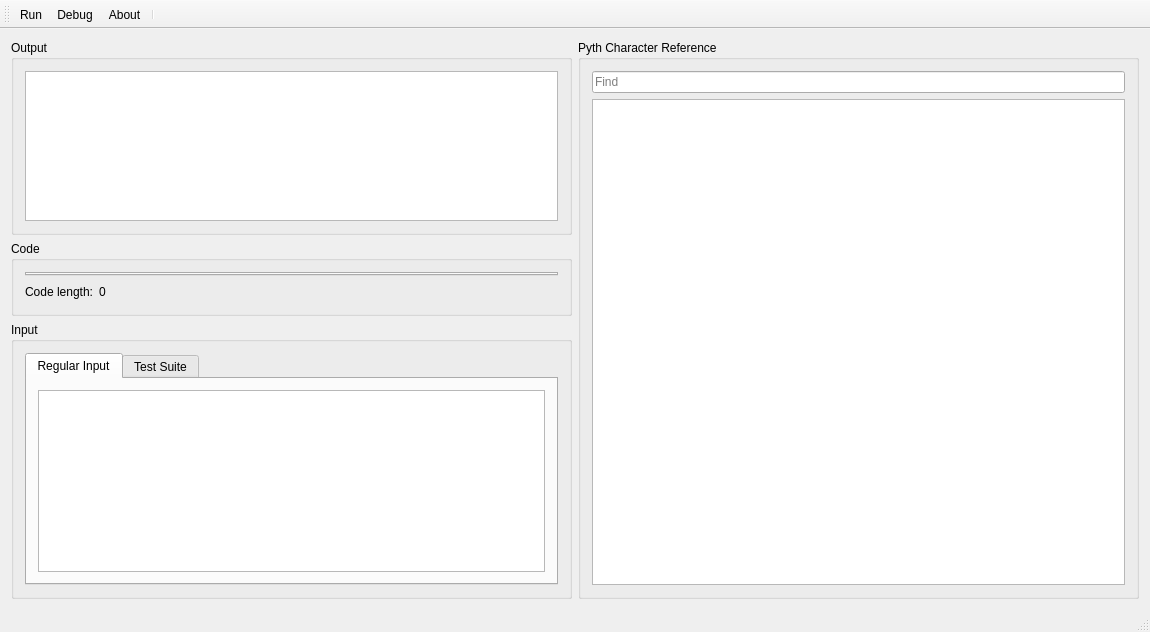
Above: mainwindow.ui from jakobkogler/PythIDE before the change. Below: the same form after it.
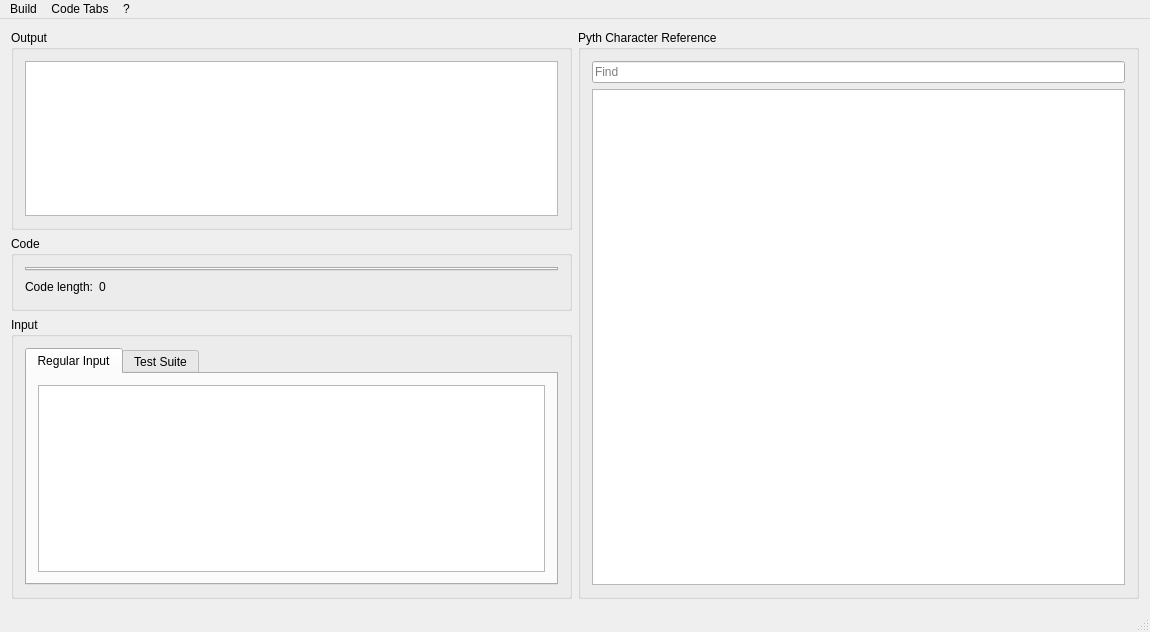
That is the form after the change.

Commit message: Add menu bar

Patch:
```diff
--- a/mainwindow.ui
+++ b/mainwindow.ui
@@ -241,18 +241,29 @@
      <height>27</height>
     </rect>
    </property>
-  </widget>
-  <widget class="QToolBar" name="mainToolBar">
-   <attribute name="toolBarArea">
-    <enum>TopToolBarArea</enum>
-   </attribute>
-   <attribute name="toolBarBreak">
-    <bool>false</bool>
-   </attribute>
-   <addaction name="action_run"/>
-   <addaction name="action_debug"/>
-   <addaction name="action_about"/>
-   <addaction name="separator"/>
+   <widget class="QMenu" name="menuCode_Tabs">
+    <property name="title">
+     <string>Code Tabs</string>
+    </property>
+    <addaction name="action_open_tab"/>
+    <addaction name="action_close_tab"/>
+   </widget>
+   <widget class="QMenu" name="menu">
+    <property name="title">
+     <string>?</string>
+    </property>
+    <addaction name="action_about"/>
+   </widget>
+   <widget class="QMenu" name="menuRun">
+    <property name="title">
+     <string>Build</string>
+    </property>
+    <addaction name="action_run"/>
+    <addaction name="action_debug"/>
+   </widget>
+   <addaction name="menuRun"/>
+   <addaction name="menuCode_Tabs"/>
+   <addaction name="menu"/>
   </widget>
   <widget class="QStatusBar" name="statusBar"/>
   <action name="action_run">
```
Left out of the diff: 24 changed lines with no effect on the pictures. The commit also changes 1 other file.
